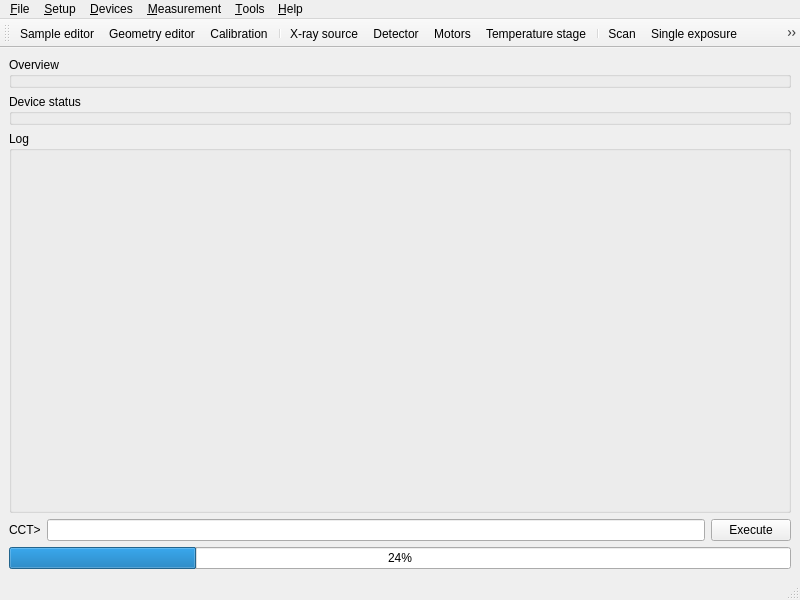
First picture: the form in cct/qtgui/mainwindow/mainwindow.ui, repository awacha/cct, before the edit.
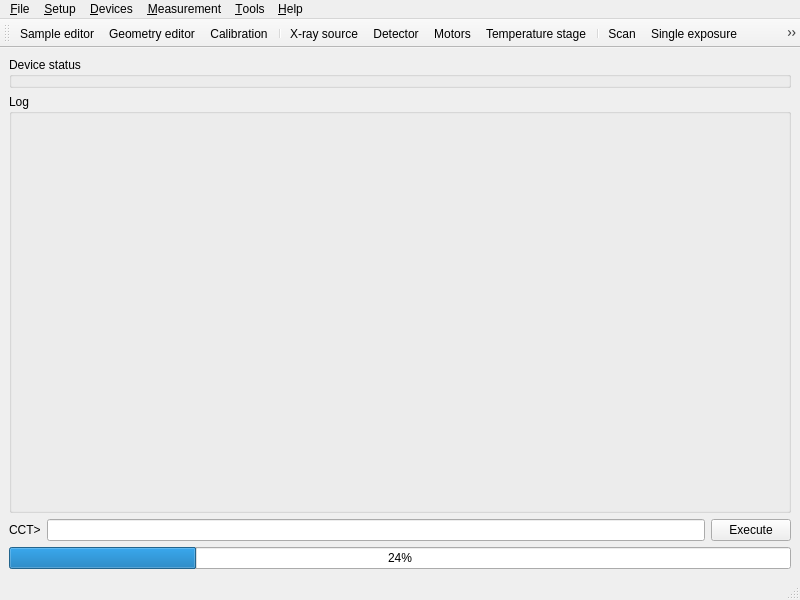
Second picture: the form after the edit. Icons and pictures are not drawn.

```diff
--- a/cct/qtgui/mainwindow/mainwindow.ui
+++ b/cct/qtgui/mainwindow/mainwindow.ui
@@ -15,19 +15,6 @@
   </property>
   <widget class="QWidget" name="centralwidget">
    <layout class="QVBoxLayout" name="verticalLayout">
-    <item>
-     <widget class="QGroupBox" name="groupBox">
-      <property name="sizePolicy">
-       <sizepolicy hsizetype="Preferred" vsizetype="Minimum">
-        <horstretch>0</horstretch>
-        <verstretch>0</verstretch>
-       </sizepolicy>
-      </property>
-      <property name="title">
-       <string>Overview</string>
-      </property>
-     </widget>
-    </item>
     <item>
      <widget class="QGroupBox" name="groupBox_2">
       <property name="sizePolicy">
```
Left out of the diff: 50 changed lines with no effect on the pictures.
